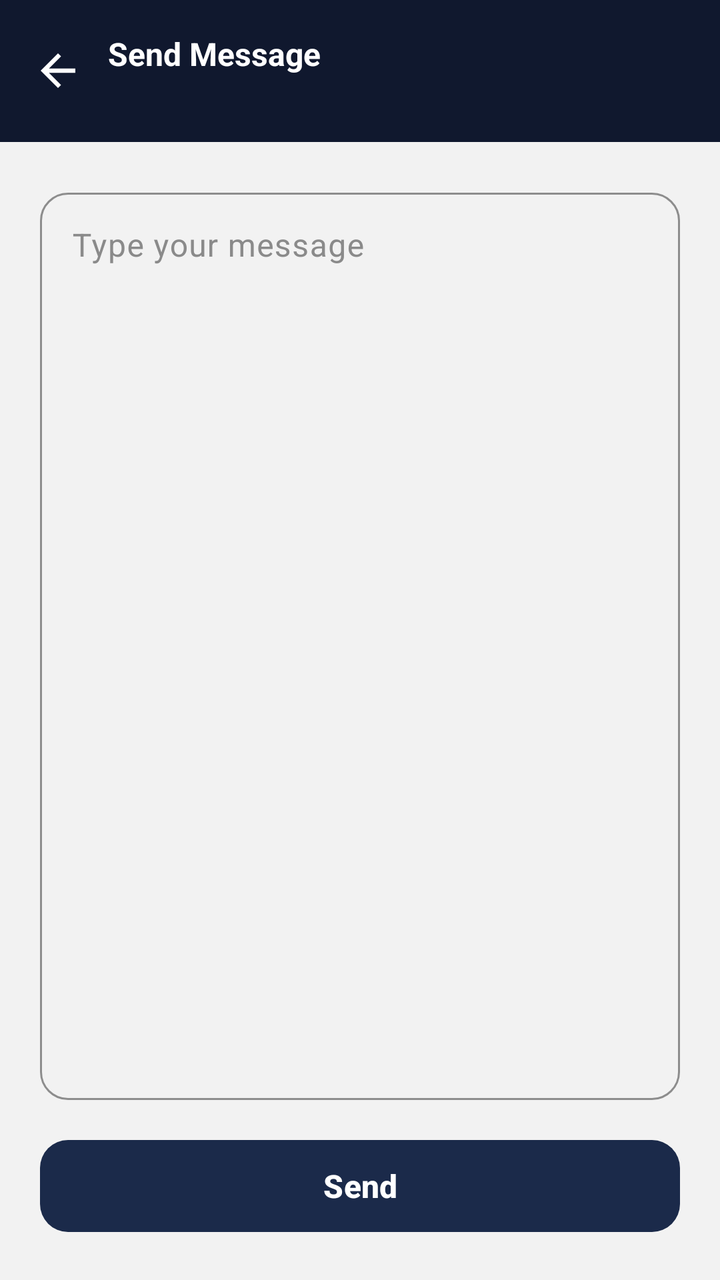
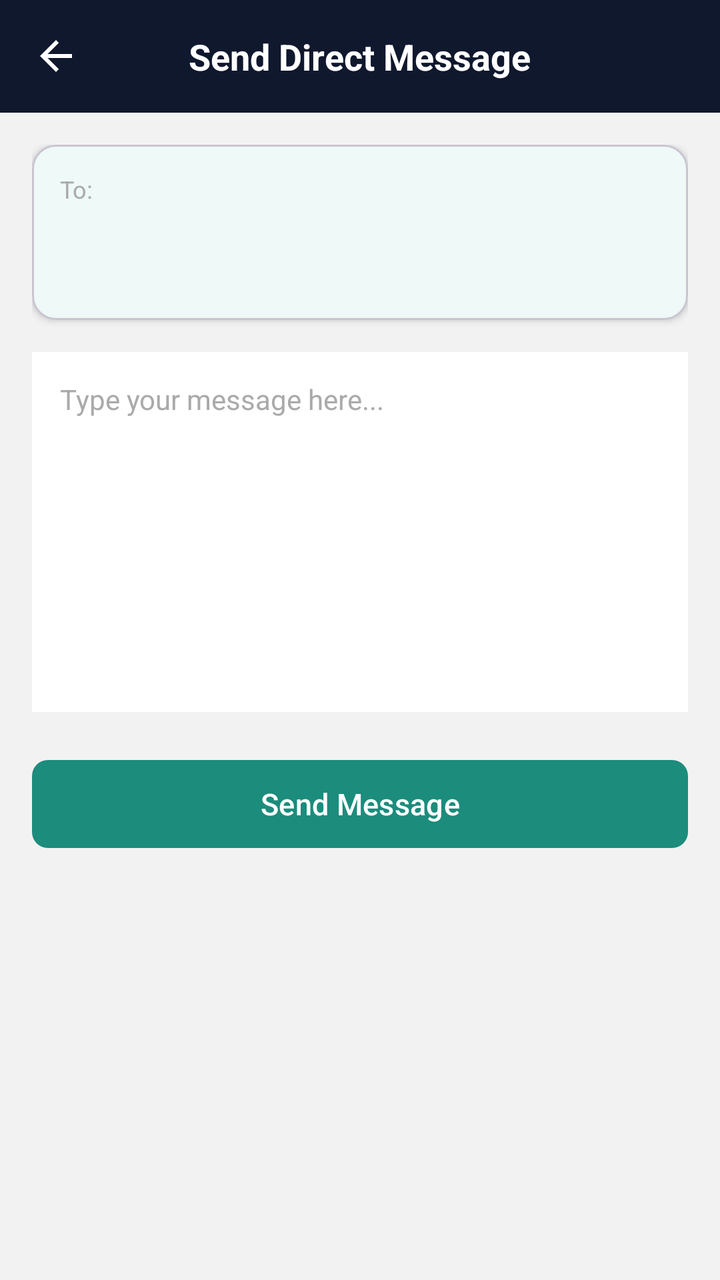

Two renders of the same Android screen: before a commit and after it. Below are the layout's source before the change and the commit's diff.
<!-- AndroidManifest.xml: application theme Theme.HairGo -->
<!-- res/layout/activity_send_message.xml -->
<LinearLayout xmlns:android="http://schemas.android.com/apk/res/android"
    xmlns:app="http://schemas.android.com/apk/res-auto"
    android:layout_width="match_parent"
    android:layout_height="match_parent"
    android:orientation="vertical"
    android:background="@color/grey_light">

    <LinearLayout
        android:layout_width="match_parent"
        android:layout_height="wrap_content"
        android:background="@color/navy_dark"
        android:orientation="horizontal"
        android:gravity="center_vertical"
        android:paddingHorizontal="16dp"
        android:paddingVertical="16dp">

        <ImageView
            android:id="@+id/btnBack"
            android:layout_width="26dp"
            android:layout_height="26dp"
            android:src="@drawable/ic_back_arrow"
            app:tint="@android:color/white"
            android:background="?attr/selectableItemBackgroundBorderless"
            android:clickable="true"
            android:focusable="true"/>

        <LinearLayout
            android:layout_width="wrap_content"
            android:layout_height="wrap_content"
            android:layout_marginStart="12dp"
            android:orientation="vertical">

            <TextView
                android:layout_width="wrap_content"
                android:layout_height="wrap_content"
                android:text="Send Message"
                android:textColor="@android:color/white"
                android:textSize="16sp"
                android:textStyle="bold"/>

            <TextView
                android:id="@+id/tvRecipient"
                android:layout_width="wrap_content"
                android:layout_height="wrap_content"
                android:textColor="@android:color/white"
                android:alpha="0.8"
                android:textSize="12.5sp"/>
        </LinearLayout>
    </LinearLayout>

    <LinearLayout
        android:layout_width="match_parent"
        android:layout_height="0dp"
        android:layout_weight="1"
        android:orientation="vertical"
        android:padding="20dp">

        <com.google.android.material.textfield.TextInputLayout
            android:id="@+id/tilMessage"
            style="@style/Widget.Material3.TextInputLayout.OutlinedBox"
            android:layout_width="match_parent"
            android:layout_height="0dp"
            android:layout_weight="1"
            android:hint="Type your message"
            app:boxStrokeColor="@color/teal_primary"
            app:hintTextColor="@color/teal_primary"
            app:boxCornerRadiusTopStart="14dp"
            app:boxCornerRadiusTopEnd="14dp"
            app:boxCornerRadiusBottomStart="14dp"
            app:boxCornerRadiusBottomEnd="14dp"
            android:layout_marginBottom="16dp">

            <com.google.android.material.textfield.TextInputEditText
                android:id="@+id/etMessage"
                android:layout_width="match_parent"
                android:layout_height="match_parent"
                android:inputType="textMultiLine"
                android:gravity="top"/>
        </com.google.android.material.textfield.TextInputLayout>

        <com.google.android.material.button.MaterialButton
            android:id="@+id/btnSend"
            android:layout_width="match_parent"
            android:layout_height="54dp"
            android:text="Send"
            android:textAllCaps="false"
            android:textSize="16sp"
            android:textStyle="bold"
            app:cornerRadius="14dp"
            app:backgroundTint="@color/navy_primary"
            app:elevation="0dp"/>

    </LinearLayout>
</LinearLayout>
<!-- resources referenced by this layout -->
<resources>
  <color name="grey_light">#F2F2F2</color>
  <color name="navy_dark">#10182E</color>
  <color name="navy_primary">#1B2A4A</color>
  <color name="teal_primary">#1C8C7C</color>
  <!-- drawable ic_back_arrow (drawable) -->
  <vector xmlns:android="http://schemas.android.com/apk/res/android"
      android:width="24dp" android:height="24dp"
      android:viewportWidth="24" android:viewportHeight="24">
      <path android:fillColor="#FFFFFFFF"
          android:pathData="M20,11H7.83l5.59,-5.59L12,4l-8,8 8,8 1.41,-1.41L7.83,13H20v-2z"/>
  </vector>
  <style name="Theme.HairGo" parent="Base.Theme.HairGo">
          <item name="snackbarStyle">@style/Widget.HairGo.Snackbar</item>
      </style>
  <style name="Base.Theme.HairGo" parent="Theme.Material3.DayNight.NoActionBar">
          <item name="colorPrimary">@color/teal</item>
          <item name="colorOnPrimary">@color/white</item>
          <item name="colorSurface">@color/surface</item>
          <item name="colorOnSurface">@color/text_primary</item>
          <item name="colorSurfaceVariant">@color/grey_light</item>
          <item name="colorOnSurfaceVariant">@color/grey_medium</item>
          <item name="colorOutline">@color/grey_border</item>
          <item name="android:colorBackground">@color/grey_light</item>
      </style>
  <style name="Widget.HairGo.Snackbar" parent="Widget.Material3.Snackbar">
          <item name="backgroundTint">@color/navy</item>
          <item name="android:textColor">@color/white</item>
          <item name="shapeAppearanceOverlay">@style/ShapeAppearanceOverlay.HairGo_Snackbar</item>
      </style>
  <color name="teal">#14B8A6</color>
  <color name="white">#FFFFFF</color>
  <color name="surface">#FFFFFF</color>
  <color name="text_primary">#1A1A1A</color>
  <color name="grey_medium">#8A8A8A</color>
  <color name="grey_border">#E0E0E0</color>
  <color name="navy">#1B2A4A</color>
  <style name="ShapeAppearanceOverlay.HairGo_Snackbar" parent="">
          <item name="cornerFamily">rounded</item>
          <item name="cornerSize">16dp</item>
      </style>
</resources>

<!-- the commit's change to res/layout/activity_send_message.xml (unified diff, before → after) -->
@@ -1,94 +1,109 @@
+<?xml version="1.0" encoding="utf-8"?>
 <LinearLayout xmlns:android="http://schemas.android.com/apk/res/android"
     xmlns:app="http://schemas.android.com/apk/res-auto"
     android:layout_width="match_parent"
     android:layout_height="match_parent"
-    android:orientation="vertical"
-    android:background="@color/grey_light">
+    android:background="@color/grey_light"
+    android:orientation="vertical">
+
+    
+    <RelativeLayout
+        android:layout_width="match_parent"
+        android:layout_height="wrap_content"
+        android:background="@color/navy_dark"
+        android:padding="16dp">
+
+        <ImageView
+            android:id="@+id/btnBack"
+            android:layout_width="24dp"
+            android:layout_height="24dp"
+            android:layout_alignParentStart="true"
+            android:layout_centerVertical="true"
+            android:contentDescription="Back"
+            android:src="@drawable/ic_back"
+            app:tint="@android:color/white" />
+
+        <TextView
+            android:layout_width="wrap_content"
+            android:layout_height="wrap_content"
+            android:layout_centerInParent="true"
+            android:text="Send Direct Message"
+            android:textColor="@android:color/white"
+            android:textSize="18sp"
+            android:textStyle="bold" />
+    </RelativeLayout>
 
     <LinearLayout
         android:layout_width="match_parent"
         android:layout_height="wrap_content"
-        android:background="@color/navy_dark"
-        android:orientation="horizontal"
-        android:gravity="center_vertical"
-        android:paddingHorizontal="16dp"
-        android:paddingVertical="16dp">
+        android:orientation="vertical"
+        android:padding="16dp">
 
-        <ImageView
-            android:id="@+id/btnBack"
-            android:layout_width="26dp"
-            android:layout_height="26dp"
-            android:src="@drawable/ic_back_arrow"
-            app:tint="@android:color/white"
-            android:background="?attr/selectableItemBackgroundBorderless"
-            android:clickable="true"
-            android:focusable="true"/>
+        
+        <com.google.android.material.card.MaterialCardView
+            android:layout_width="match_parent"
+            android:layout_height="wrap_content"
+            android:layout_marginBottom="16dp"
+            app:cardBackgroundColor="@android:color/white"
+            app:cardCornerRadius="12dp"
+            app:cardElevation="2dp">
 
-        <LinearLayout
-            android:layout_width="wrap_content"
-            android:layout_height="wrap_content"
-            android:layout_marginStart="12dp"
-            android:orientation="vertical">
+            <LinearLayout
+                android:layout_width="match_parent"
+                android:layout_height="wrap_content"
+                android:orientation="vertical"
+                android:padding="14dp">
 
-            <TextView
-                android:layout_width="wrap_content"
-                android:layout_height="wrap_content"
-                android:text="Send Message"
-                android:textColor="@android:color/white"
-                android:textSize="16sp"
-                android:textStyle="bold"/>
+                <TextView
+                    android:layout_width="wrap_content"
+                    android:layout_height="wrap_content"
+                    android:text="To:"
+                    android:textColor="@android:color/darker_gray"
+                    android:textSize="12sp" />
 
-            <TextView
-                android:id="@+id/tvRecipient"
-                android:layout_width="wrap_content"
-                android:layout_height="wrap_content"
-                android:textColor="@android:color/white"
-                android:alpha="0.8"
-                android:textSize="12.5sp"/>
-        </LinearLayout>
-    </LinearLayout>
+                <TextView
+                    android:id="@+id/tvRecipientName"
+                    android:layout_width="wrap_content"
+                    android:layout_height="wrap_content"
+                    android:layout_marginTop="2dp"
+                    android:textColor="@color/navy_dark"
+                    android:textSize="16sp"
+                    android:textStyle="bold" />
 
-    <LinearLayout
-        android:layout_width="match_parent"
-        android:layout_height="0dp"
-        android:layout_weight="1"
-        android:orientation="vertical"
-        android:padding="20dp">
+                <TextView
+                    android:id="@+id/tvRecipientEmail"
+                    android:layout_width="wrap_content"
+                    android:layout_height="wrap_content"
+                    android:layout_marginTop="2dp"
+                    android:textColor="@android:color/darker_gray"
+                    android:textSize="13sp" />
+            </LinearLayout>
+        </com.google.android.material.card.MaterialCardView>
 
-        <com.google.android.material.textfield.TextInputLayout
-            android:id="@+id/tilMessage"
-            style="@style/Widget.Material3.TextInputLayout.OutlinedBox"
+        
+        <EditText
+            android:id="@+id/etMessageBody"
             android:layout_width="match_parent"
-            android:layout_height="0dp"
-            android:layout_weight="1"
-            android:hint="Type your message"
-            app:boxStrokeColor="@color/teal_primary"
-            app:hintTextColor="@color/teal_primary"
-            app:boxCornerRadiusTopStart="14dp"
-            app:boxCornerRadiusTopEnd="14dp"
-            app:boxCornerRadiusBottomStart="14dp"
-            app:boxCornerRadiusBottomEnd="14dp"
-            android:layout_marginBottom="16dp">
+            android:layout_height="180dp"
+            android:background="@android:color/white"
+            android:gravity="top|start"
+            android:hint="Type your message here..."
+            android:padding="14dp"
+            android:textColor="@color/navy_dark"
+            android:textColorHint="@android:color/darker_gray"
+            android:textSize="14sp" />
 
-            <com.google.android.material.textfield.TextInputEditText
-                android:id="@+id/etMessage"
-                android:layout_width="match_parent"
-                android:layout_height="match_parent"
-                android:inputType="textMultiLine"
-                android:gravity="top"/>
-        </com.google.android.material.textfield.TextInputLayout>
-
+        
         <com.google.android.material.button.MaterialButton
-            android:id="@+id/btnSend"
+            android:id="@+id/btnSendMessage"
             android:layout_width="match_parent"
-            android:layout_height="54dp"
-            android:text="Send"
+            android:layout_height="52dp"
+            android:layout_marginTop="20dp"
+            android:text="Send Message"
             android:textAllCaps="false"
-            android:textSize="16sp"
-            android:textStyle="bold"
-            app:cornerRadius="14dp"
-            app:backgroundTint="@color/navy_primary"
-            app:elevation="0dp"/>
+            android:textSize="15sp"
+            app:backgroundTint="@color/teal_primary"
+            app:cornerRadius="8dp" />
 
     </LinearLayout>
 </LinearLayout>
<!-- resource entries referenced after the edit -->
@@ -2,14 +2,13 @@
 <resources>
   <color name="grey_light">#F2F2F2</color>
   <color name="navy_dark">#10182E</color>
-  <color name="navy_primary">#1B2A4A</color>
   <color name="teal_primary">#1C8C7C</color>
-  <!-- drawable ic_back_arrow (drawable) -->
+  <!-- drawable ic_back (drawable) -->
+  <?xml version="1.0" encoding="utf-8"?>
   <vector xmlns:android="http://schemas.android.com/apk/res/android"
       android:width="24dp" android:height="24dp"
       android:viewportWidth="24" android:viewportHeight="24">
-      <path android:fillColor="#FFFFFFFF"
-          android:pathData="M20,11H7.83l5.59,-5.59L12,4l-8,8 8,8 1.41,-1.41L7.83,13H20v-2z"/>
+      <path android:fillColor="@color/text_primary" android:pathData="M20,11H7.83l5.59,-5.59L12,4l-8,8l8,8l1.41,-1.41L7.83,13H20V11z"/>
   </vector>
   <style name="Theme.HairGo" parent="Base.Theme.HairGo">
           <item name="snackbarStyle">@style/Widget.HairGo.Snackbar</item>
